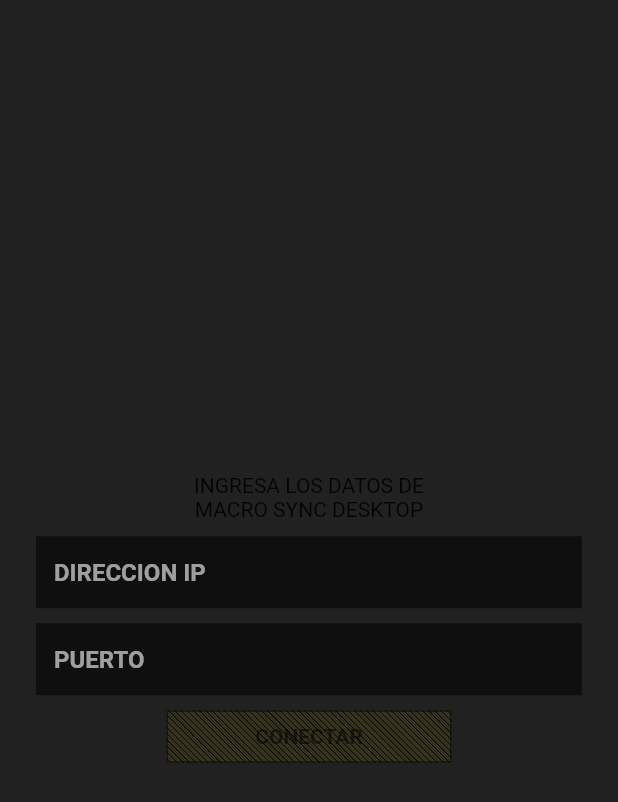
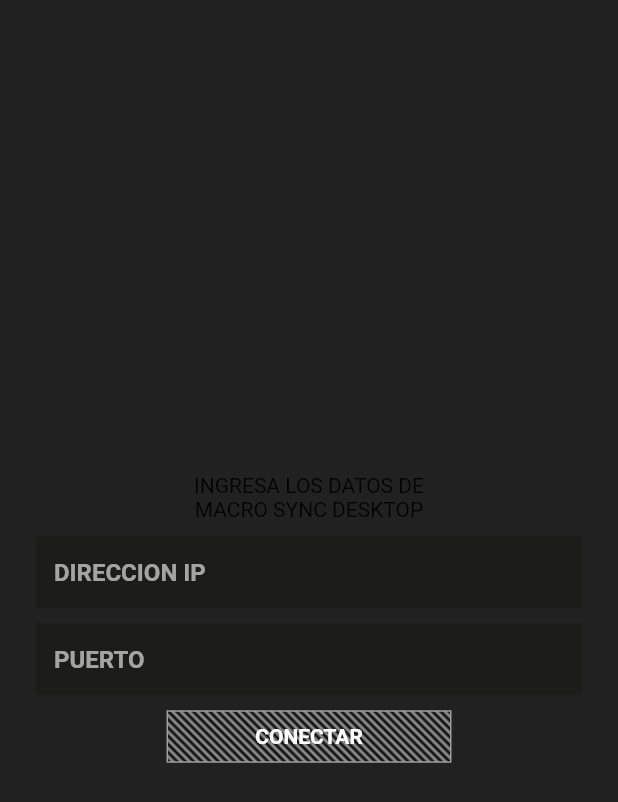
Before and after one commit to matias33pascual/macros-to-helldivers, a Flutter app: the screen it shows after launch, on a phone screen of 412 x 824 dp. Shown: the top 802 px of the screen. Run offline on Flutter 3.47's test engine with Material 2 defaults, Android fonts, the phone set to English and light mode, and no system bars.

Commit message:
colores de custom_input_field y app_theme actualizados

```diff
--- a/lib/app/app_theme.dart
+++ b/lib/app/app_theme.dart
@@ -10,13 +10,21 @@ class CustomThemeColors {
   Color secondary = const Color.fromARGB(255, 125, 207, 128);
 
   Color background = Colors.black54;
+
+  Color menuItemBackground = const Color(0xFF1C1C1A);
+  Color menuItemSelected = const Color(0xFF635B1C);
+  Color leftBorderMenuItemSelected = const Color(0xFFFFE933);
+
   Color border = const Color.fromARGB(255, 255, 238, 0);
   Color cursor = Colors.white;
+
+  Color grey = Colors.grey;
+  Color white = Colors.white;
 }
 
 class CustomTextStyles {
   TextStyle menu = const TextStyle(
-    color: Colors.white60,
+    color: Colors.white,
     fontWeight: FontWeight.w600,
   );
 
--- a/lib/shared/custom_button.dart
+++ b/lib/shared/custom_button.dart
@@ -13,26 +13,37 @@ class CustomButton extends StatelessWidget {
     final ConnectButtonProvider provider =
         Provider.of<ConnectButtonProvider>(context);
 
+    int linesWhenFormIsValid = 30;
+    int linesWhenFormIsNotValid = 30;
+
+    int lineDivisionWithValidForm = 30;
+    int lineDivisionWithoutValidForm = 18;
+
     return Container(
       decoration: BoxDecoration(
         border: Border.all(
-          color: provider.state.isFormValid
-              ? appColors.secondary
-              : appColors.background,
+          color:
+              provider.state.isFormValid ? appColors.secondary : appColors.grey,
         ),
         borderRadius: BorderRadius.zero,
         gradient: LinearGradient(
           colors: List.generate(
-            100,
+            32,
             (index) => index.isEven
                 ? provider.state.isFormValid
                     ? const Color.fromARGB(255, 45, 59, 43)
-                    : appColors.primary.withAlpha(1)
+                    : appColors.grey
                 : const Color.fromARGB(255, 0, 0, 0),
           ),
           begin: Alignment.topCenter,
           end: Alignment.bottomCenter,
-          stops: List.generate(100, (index) => index / 24),
+          stops: List.generate(
+              32,
+              (index) =>
+                  index /
+                  (provider.state.isFormValid
+                      ? lineDivisionWithValidForm
+                      : lineDivisionWithoutValidForm)),
           tileMode: TileMode.repeated, // Repite el patrón
           transform:
               const GradientRotation(45 * 3.14 / 180), // Rotación de 45 grados
@@ -46,7 +57,7 @@ class CustomButton extends StatelessWidget {
           style: TextStyle(
             color: provider.state.isFormValid
                 ? appColors.secondary
-                : appColors.background,
+                : appColors.white,
             fontWeight: FontWeight.w600,
           ),
         ),
--- a/lib/shared/custom_input_field.dart
+++ b/lib/shared/custom_input_field.dart
@@ -51,7 +51,11 @@ class _CustomInputFieldState extends State<CustomInputField> {
     return Container(
       decoration: BoxDecoration(
         border: _hasFocus
-            ? Border(left: BorderSide(width: 3, color: appColors.border))
+            ? Border(
+                left: BorderSide(
+                width: 3,
+                color: appColors.leftBorderMenuItemSelected,
+              ))
             : null,
       ),
       child: TextField(
@@ -66,7 +70,9 @@ class _CustomInputFieldState extends State<CustomInputField> {
           hintText: widget.hintText,
           hintStyle: textStyles.hintText,
           filled: true,
-          fillColor: _hasFocus ? appColors.primary : appColors.background,
+          fillColor: _hasFocus
+              ? appColors.menuItemSelected
+              : appColors.menuItemBackground,
           border: InputBorder.none,
         ),
       ),
```
